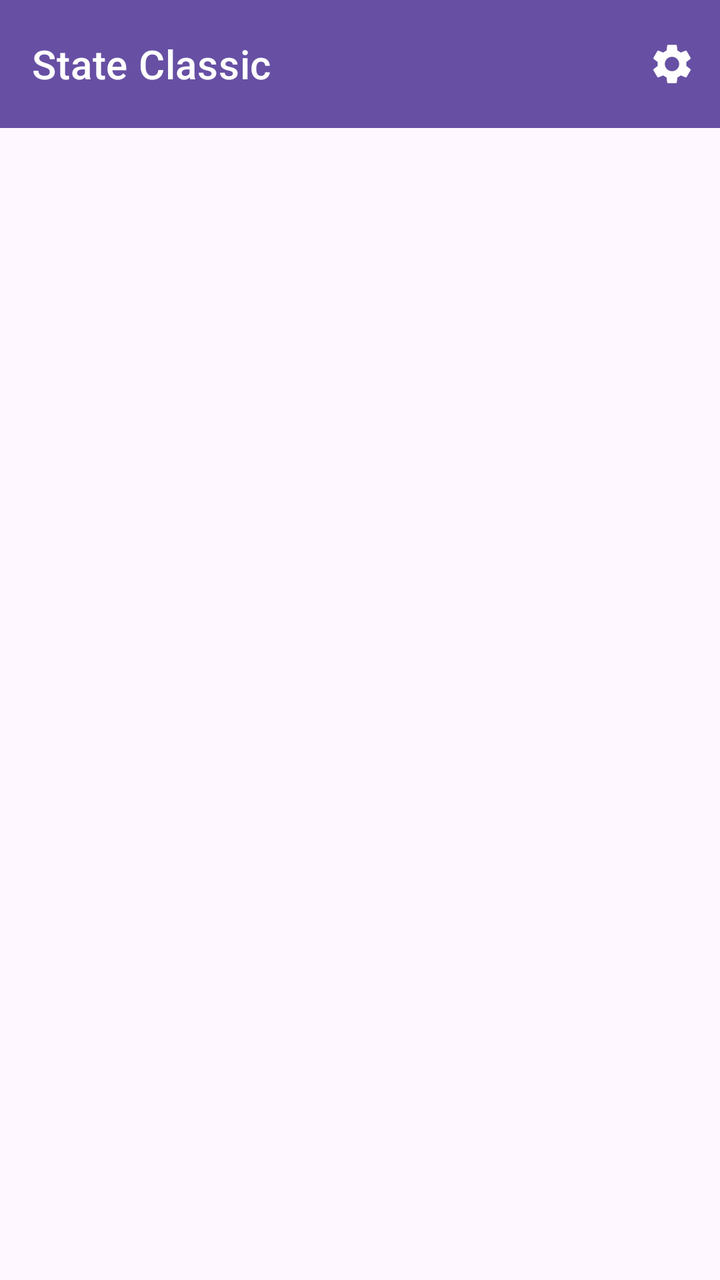
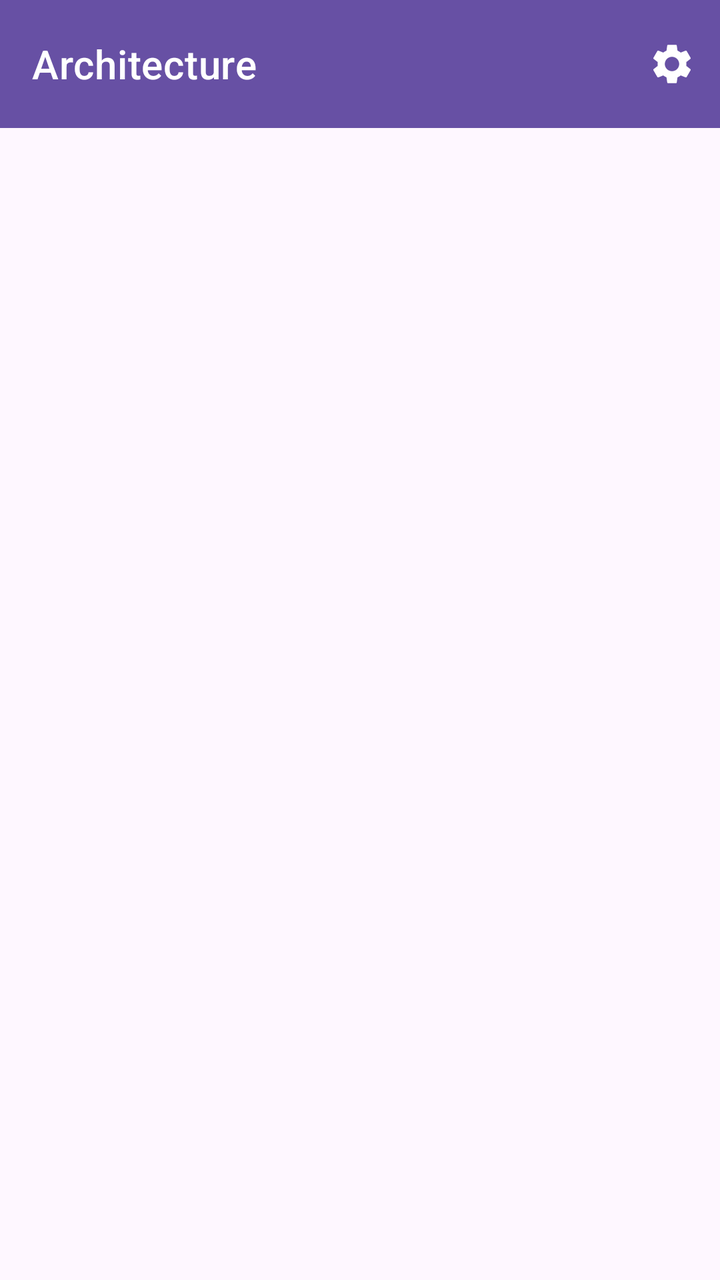

Screens rendered from an Android XML layout before and after an edit, with the pre-edit source and the edit as a unified diff.
<!-- AndroidManifest.xml: application theme Theme.Android -->
<!-- res/layout/activity_main.xml -->
<androidx.constraintlayout.widget.ConstraintLayout
    xmlns:android="http://schemas.android.com/apk/res/android"
    xmlns:tools="http://schemas.android.com/tools"
    xmlns:app="http://schemas.android.com/apk/res-auto"
    android:layout_width="match_parent"
    android:layout_height="match_parent"
    tools:context=".MainActivity">

    <com.google.android.material.appbar.AppBarLayout
        android:id="@+id/appBarLayout"
        android:layout_width="0dp"
        android:layout_height="wrap_content"
        app:layout_constraintStart_toStartOf="parent"
        app:layout_constraintTop_toTopOf="parent"
        app:layout_constraintEnd_toEndOf="parent">

        <com.google.android.material.appbar.MaterialToolbar
            android:id="@+id/topAppBar"
            android:layout_width="match_parent"
            android:layout_height="wrap_content"
            style="@style/Widget.MaterialComponents.Toolbar.Primary"
            app:title="@string/app_name"
            app:menu="@menu/menu_main"
            android:minHeight="?attr/actionBarSize"/>

    </com.google.android.material.appbar.AppBarLayout>

</androidx.constraintlayout.widget.ConstraintLayout>
<!-- resources referenced by this layout -->
<resources>
  <string name="app_name">State Classic</string>
  <style name="Theme.Android" parent="Base.Theme.Android" />
  <style name="Base.Theme.Android" parent="Theme.Material3.DayNight.NoActionBar">
          
          
      </style>
</resources>

<!-- the commit's change to res/layout/activity_main.xml (unified diff, before → after) -->
@@ -25,4 +25,72 @@
 
     </com.google.android.material.appbar.AppBarLayout>
 
+    <androidx.constraintlayout.widget.Group
+        android:layout_width="wrap_content"
+        android:layout_height="wrap_content"
+        android:id="@+id/content"
+        android:visibility="gone"
+        app:constraint_referenced_ids="textView3" />
+
+    <TextView
+        android:id="@+id/textView3"
+        android:layout_width="wrap_content"
+        android:layout_height="wrap_content"
+        android:text="@string/app_name"
+        app:layout_constraintBottom_toBottomOf="parent"
+        app:layout_constraintEnd_toEndOf="parent"
+        app:layout_constraintStart_toStartOf="parent"
+        app:layout_constraintTop_toTopOf="parent" />
+
+    <com.google.android.material.card.MaterialCardView
+        android:id="@+id/permissionRequest"
+        android:layout_width="0dp"
+        android:layout_height="0dp"
+        android:layout_margin="@dimen/horizontal_margin"
+        app:layout_constraintBottom_toBottomOf="parent"
+        app:layout_constraintEnd_toEndOf="parent"
+        app:layout_constraintStart_toStartOf="parent"
+        app:layout_constraintTop_toBottomOf="@id/appBarLayout"
+        android:visibility="gone">
+
+        <androidx.constraintlayout.widget.ConstraintLayout
+            android:layout_width="match_parent"
+            android:layout_height="match_parent"
+            android:layout_margin="@dimen/horizontal_margin">
+
+            <TextView
+                android:id="@+id/titleRequest"
+                style="@style/TextAppearance.MaterialComponents.Headline4"
+                android:layout_width="0dp"
+                android:layout_height="wrap_content"
+                android:text="@string/header_camera"
+                app:layout_constraintEnd_toEndOf="parent"
+                app:layout_constraintStart_toStartOf="parent"
+                app:layout_constraintTop_toTopOf="parent" />
+
+            <ImageView
+                android:id="@+id/imageRequest"
+                android:layout_width="@dimen/permission_icon"
+                android:layout_height="@dimen/permission_icon"
+                app:layout_constraintBottom_toBottomOf="parent"
+                app:layout_constraintEnd_toEndOf="parent"
+                app:layout_constraintStart_toStartOf="parent"
+                app:layout_constraintTop_toBottomOf="@+id/titleRequest"
+                app:srcCompat="@drawable/ic_camera"
+                android:contentDescription="@string/desc_location"/>
+
+            <Button
+                android:id="@+id/btnSettings"
+                android:layout_width="wrap_content"
+                android:layout_height="wrap_content"
+                android:layout_marginBottom="@dimen/vertical_margin"
+                android:text="@string/btn_settings"
+                app:layout_constraintBottom_toBottomOf="parent"
+                app:layout_constraintEnd_toEndOf="parent"
+                app:layout_constraintStart_toStartOf="parent" />
+
+        </androidx.constraintlayout.widget.ConstraintLayout>
+
+    </com.google.android.material.card.MaterialCardView>
+
 </androidx.constraintlayout.widget.ConstraintLayout>
<!-- resource entries referenced after the edit -->
@@ -1,6 +1,18 @@
 <!-- resources referenced by this layout -->
 <resources>
-  <string name="app_name">State Classic</string>
+  <dimen name="horizontal_margin">16dp</dimen>
+  <dimen name="permission_icon">128dp</dimen>
+  <dimen name="vertical_margin">16dp</dimen>
+  <!-- drawable ic_camera (drawable) -->
+  <vector xmlns:android="http://schemas.android.com/apk/res/android" android:height="24dp" android:tint="#000000" android:viewportHeight="24" android:viewportWidth="24" android:width="24dp">
+        
+      <path android:fillColor="@android:color/white" android:pathData="M9.4,10.5l4.77,-8.26C13.47,2.09 12.75,2 12,2c-2.4,0 -4.6,0.85 -6.32,2.25l3.66,6.35 0.06,-0.1zM21.54,9c-0.92,-2.92 -3.15,-5.26 -6,-6.34L11.88,9h9.66zM21.8,10h-7.49l0.29,0.5 4.76,8.25C21,16.97 22,14.61 22,12c0,-0.69 -0.07,-1.35 -0.2,-2zM8.54,12l-3.9,-6.75C3.01,7.03 2,9.39 2,12c0,0.69 0.07,1.35 0.2,2h7.49l-1.15,-2zM2.46,15c0.92,2.92 3.15,5.26 6,6.34L12.12,15L2.46,15zM13.73,15l-3.9,6.76c0.7,0.15 1.42,0.24 2.17,0.24 2.4,0 4.6,-0.85 6.32,-2.25l-3.66,-6.35 -0.93,1.6z"/>
+      
+  </vector>
+  <string name="app_name">Architecture</string>
+  <string name="btn_settings">Go to Settings</string>
+  <string name="desc_location">Location</string>
+  <string name="header_camera">Please allow access to your camera</string>
   <style name="Theme.Android" parent="Base.Theme.Android" />
   <style name="Base.Theme.Android" parent="Theme.Material3.DayNight.NoActionBar">
           
